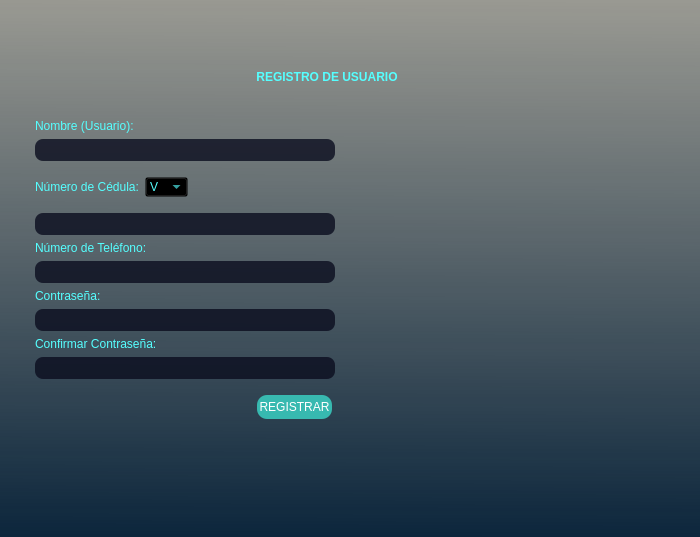
Above: ui/ventana4.ui from DevHarsue/FRIKIZONE before the change. Below: the same form after it.
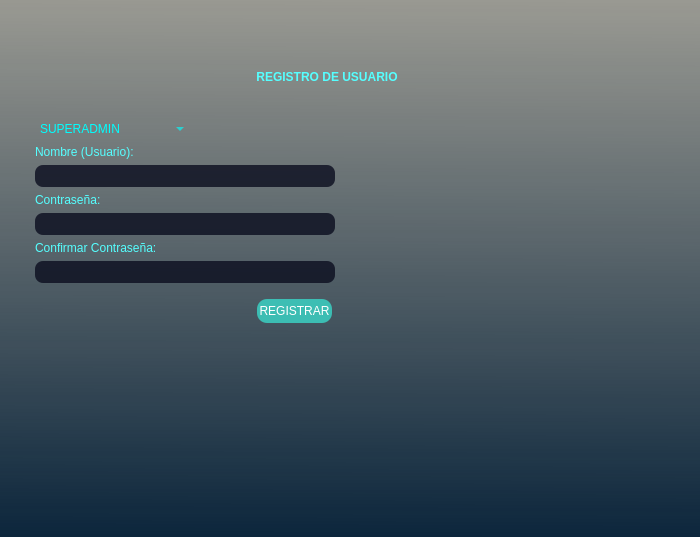
That is the form after the change. Icons and pictures are not drawn.

Commit message: cambio en el registro

```diff
--- a/ui/ventana4.ui
+++ b/ui/ventana4.ui
@@ -38,6 +38,29 @@
 
 QlineEdit{
 	background:red;
+}
+
+QComboBox{
+	background: transparent;
+	border: none;
+	min-width: 2em;
+	color: rgb(0, 255, 255);
+}
+
+QComboBox:focus{
+	border: 1px dashed white;
+}
+
+QComboBox QAbstractItemView{
+	background:rgba(57, 215, 200,0.8);
+	border: none;
+	color: rgb(255, 255, 255);
+}
+
+QComboBox QAbstractItemView::item:selected {
+	border: none;
+	border-left: 2px solid rgb(0, 85, 255);	
+	outline: none;
 }</string>
   </property>
   <widget class="QWidget" name="centralwidget">
@@ -146,8 +169,7 @@
              </size>
             </property>
             <property name="styleSheet">
-             <string notr="true">background:transparent;
-</string>
+             <string notr="true"/>
             </property>
             <property name="frameShape">
              <enum>QFrame::Shape::StyledPanel</enum>
@@ -171,18 +193,12 @@
              <property name="spacing">
               <number>6</number>
              </property>
-             <item row="3" column="0" colspan="2">
-              <widget class="QLineEdit" name="lineEdit_2">
-               <property name="minimumSize">
-                <size>
-                 <width>300</width>
-                 <height>22</height>
-                </size>
-               </property>
+             <item row="1" column="0">
+              <widget class="QLabel" name="label_2">
                <property name="maximumSize">
                 <size>
-                 <width>300</width>
-                 <height>16777215</height>
+                 <width>200</width>
+                 <height>50</height>
                 </size>
                </property>
                <property name="font">
@@ -191,21 +207,18 @@
                 </font>
                </property>
                <property name="styleSheet">
-                <string notr="true">QLineEdit{
-	color:rgb(85, 255, 255);
-	background:rgba(10,12,30,0.8);
-	border-style:none;
-	border-radius:8px
+                <string notr="true">QLabel{
+	color:rgba(85, 255, 255,1)
 }
 </string>
                </property>
                <property name="text">
-                <string/>
+                <string>Nombre (Usuario):</string>
                </property>
               </widget>
              </item>
-             <item row="9" column="0" colspan="2">
-              <widget class="QLineEdit" name="lineEdit_5">
+             <item row="4" column="0" colspan="2">
+              <widget class="QLineEdit" name="lineEdit_4">
                <property name="minimumSize">
                 <size>
                  <width>300</width>
@@ -241,91 +254,6 @@
               </widget>
              </item>
              <item row="5" column="0" colspan="2">
-              <widget class="QLineEdit" name="lineEdit_3">
-               <property name="minimumSize">
-                <size>
-                 <width>300</width>
-                 <height>22</height>
-                </size>
-               </property>
-               <property name="maximumSize">
-                <size>
-                 <width>300</width>
-                 <height>16777215</height>
-                </size>
-               </property>
-               <property name="font">
-                <font>
-                 <strikeout>false</strikeout>
-                </font>
-               </property>
-               <property name="styleSheet">
-                <string notr="true">QLineEdit{
-	color:rgb(85, 255, 255);
-	background:rgba(10,12,30,0.8);
-	border-style:none;
-	border-radius:8px
-}
-</string>
-               </property>
-               <property name="text">
-                <string/>
-               </property>
-              </widget>
-             </item>
-             <item row="1" column="0" colspan="2">
-              <widget class="QLineEdit" name="lineEdit">
-               <property name="minimumSize">
-                <size>
-                 <width>300</width>
-                 <height>22</height>
-                </size>
-               </property>
-               <property name="maximumSize">
-                <size>
-                 <width>300</width>
-                 <height>16777215</height>
-                </size>
-               </property>
-               <property name="font">
-                <font>
-                 <strikeout>false</strikeout>
-                </font>
-               </property>
-               <property name="styleSheet">
-                <string notr="true">QLineEdit{
-	color:rgb(85, 255, 255);
-	background:rgba(10,12,30,0.8);
-	border-style:none;
-	border-radius:8px
-}
-</string>
-               </property>
-               <property name="text">
-                <string/>
-               </property>
-              </widget>
-             </item>
-             <item row="4" column="0">
-              <widget class="QLabel" name="label_4">
-               <property name="maximumSize">
-                <size>
-                 <width>200</width>
-                 <height>50</height>
-                </size>
-               </property>
-               <property name="styleSheet">
-                <string notr="true">QLabel{
-	color:rgba(85, 255, 255,1)
-}
-</string>
-               </property>
-               <property name="text">
-                <string>Número de Teléfono:</string>
-               </property>
-              </widget>
-             </item>
-             <item row="8" column="0" colspan="2">
               <widget class="QLabel" name="label_6">
                <property name="maximumSize">
                 <size>
@@ -344,95 +272,74 @@
                </property>
               </widget>
              </item>
-             <item row="6" column="0">
-              <widget class="QLabel" name="label_5">
+             <item row="2" column="0" colspan="2">
+              <widget class="QLineEdit" name="lineEdit">
+               <property name="minimumSize">
+                <size>
+                 <width>300</width>
+                 <height>22</height>
+                </size>
+               </property>
                <property name="maximumSize">
                 <size>
-                 <width>200</width>
-                 <height>50</height>
+                 <width>300</width>
+                 <height>16777215</height>
                 </size>
                </property>
+               <property name="font">
+                <font>
+                 <strikeout>false</strikeout>
+                </font>
+               </property>
                <property name="styleSheet">
-                <string notr="true">QLabel{
-	color:rgba(85, 255, 255,1)
+                <string notr="true">QLineEdit{
+	color:rgb(85, 255, 255);
+	background:rgba(10,12,30,0.8);
+	border-style:none;
+	border-radius:8px
 }
 </string>
                </property>
                <property name="text">
-                <string>Contraseña:</string>
+                <string/>
                </property>
               </widget>
              </item>
-             <item row="2" column="0">
-              <layout class="QGridLayout" name="gridLayout_2">
-               <property name="leftMargin">
-                <number>0</number>
+             <item row="0" column="0">
+              <widget class="QComboBox" name="comboBox">
+               <property name="minimumSize">
+                <size>
+                 <width>32</width>
+                 <height>20</height>
+                </size>
                </property>
-               <property name="topMargin">
-                <number>10</number>
+               <property name="maximumSize">
+                <size>
+                 <width>16777215</width>
+                 <height>20</height>
+                </size>
                </property>
-               <property name="bottomMargin">
-                <number>10</number>
+               <property name="styleSheet">
+                <string notr="true"/>
                </property>
-               <item row="0" column="0">
-                <widget class="QLabel" name="label_3">
-                 <property name="maximumSize">
-                  <size>
-                   <width>200</width>
-                   <height>50</height>
-                  </size>
-                 </property>
-                 <property name="styleSheet">
-                  <string notr="true">QLabel{
-	color:rgba(85, 255, 255,1)
-}
-</string>
-                 </property>
-                 <property name="text">
-                  <string>Número de Cédula:</string>
-                 </property>
-                </widget>
+               <item>
+                <property name="text">
+                 <string>SUPERADMIN</string>
+                </property>
                </item>
-               <item row="0" column="1">
-                <widget class="QComboBox" name="comboBox">
-                 <property name="minimumSize">
-                  <size>
-                   <width>38</width>
-                   <height>20</height>
-                  </size>
-                 </property>
-                 <property name="maximumSize">
-                  <size>
-                   <width>16777215</width>
-                   <height>20</height>
-                  </size>
-                 </property>
-                 <property name="styleSheet">
-                  <string notr="true">#comboBox{	
-	background-color: transparent;
-	color:rgba(85, 255, 255,1);
-}</string>
-                 </property>
-                 <item>
-                  <property name="text">
-                   <string>V</string>
-                  </property>
-                 </item>
-                 <item>
-                  <property name="text">
-                   <string>E</string>
-                  </property>
-                 </item>
-                 <item>
-                  <property name="text">
-                   <string>J</string>
-                  </property>
-                 </item>
-                </widget>
+               <item>
+                <property name="text">
+                 <string>ADMIN</string>
+                </property>
                </item>
-              </layout>
+               <item>
+                <property name="text">
+                 <string>USER</string>
+                </property>
+               </item>
+              </widget>
              </item>
-             <item row="10" column="1" alignment="Qt::AlignmentFlag::AlignRight">
+             <item row="7" column="1" alignment="Qt::AlignmentFlag::AlignRight">
               <widget class="QFrame" name="frame_3">
                <property name="minimumSize">
                 <size>
@@ -498,8 +405,8 @@
                </widget>
               </widget>
              </item>
-             <item row="0" column="0">
-              <widget class="QLabel" name="label_2">
+             <item row="3" column="0">
+              <widget class="QLabel" name="label_5">
                <property name="maximumSize">
                 <size>
                  <width>200</width>
@@ -513,12 +420,12 @@
 </string>
                </property>
                <property name="text">
-                <string>Nombre (Usuario):</string>
+                <string>Contraseña:</string>
                </property>
               </widget>
              </item>
-             <item row="7" column="0" colspan="2">
-              <widget class="QLineEdit" name="lineEdit_4">
+             <item row="6" column="0" colspan="2">
+              <widget class="QLineEdit" name="lineEdit_5">
                <property name="minimumSize">
                 <size>
                  <width>300</width>
```
Left out of the diff: 8 changed lines with no effect on the pictures.
